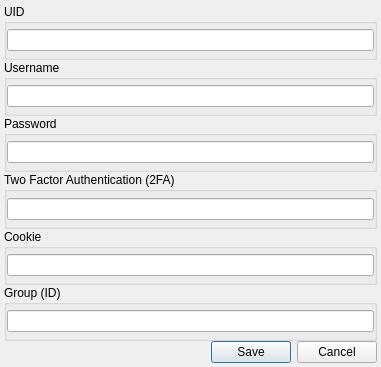
Before: the Qt Designer form ui/dialog_fb_create.ui in dinhbinhnguyen-main/phonemanager.v1, drawn with Qt 5.
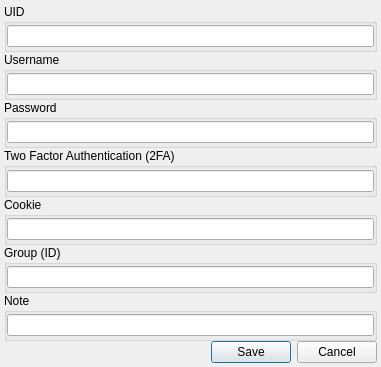
After: the same form once the commit is applied.

The edit to the form file:
```diff
--- a/ui/dialog_fb_create.ui
+++ b/ui/dialog_fb_create.ui
@@ -191,6 +191,33 @@
      </layout>
     </widget>
    </item>
+   <item>
+    <widget class="QGroupBox" name="fbcreatedialog__note_container">
+     <property name="title">
+      <string>Note</string>
+     </property>
+     <layout class="QGridLayout" name="gridLayout_8">
+      <property name="leftMargin">
+       <number>0</number>
+      </property>
+      <property name="topMargin">
+       <number>0</number>
+      </property>
+      <property name="rightMargin">
+       <number>0</number>
+      </property>
+      <property name="bottomMargin">
+       <number>0</number>
+      </property>
+      <property name="spacing">
+       <number>0</number>
+      </property>
+      <item row="0" column="0">
+       <widget class="QLineEdit" name="fbcreatedialog__note_lineedit"/>
+      </item>
+     </layout>
+    </widget>
+   </item>
    <item>
     <widget class="QDialogButtonBox" name="buttonBox">
      <property name="orientation">
```
